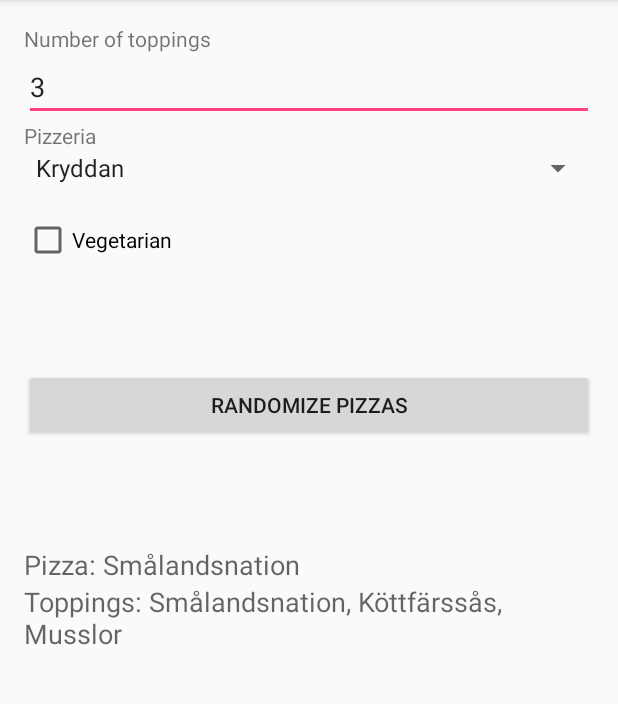
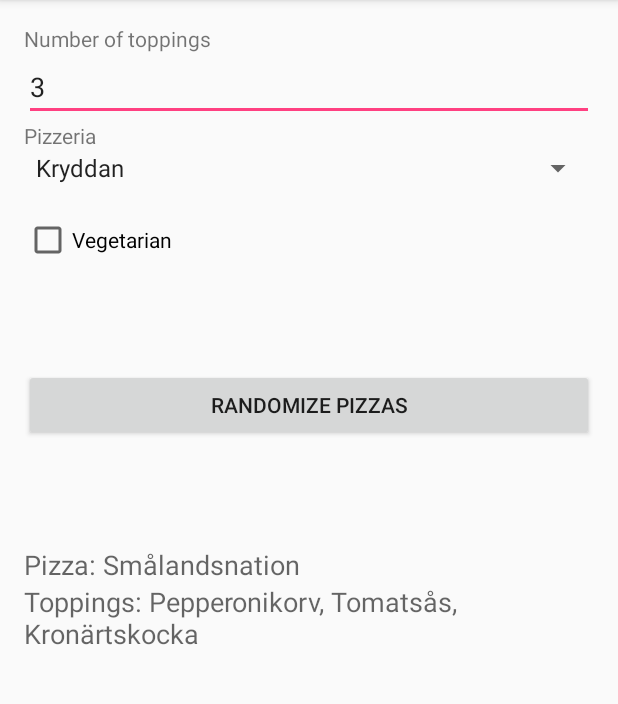
Before and after one commit to fbontin/PizzaRoulette, an Android app: the screen it shows after launch (MainActivity), after a tap on "RANDOMIZE PIZZAS", on a phone screen of 412 x 824 dp, the part 84-788 px from its top. Run offline under Robolectric (Android 15) with nearby library versions, the phone set to English and light mode, and no system bars.

Commit message:
Add restaurant Bellini.

```diff
--- a/app/src/main/java/com/example/filip/pizzaroulette/MainActivity.java
+++ b/app/src/main/java/com/example/filip/pizzaroulette/MainActivity.java
@@ -17,7 +17,7 @@ import java.util.Random;
 
 public class MainActivity extends AppCompatActivity {
 
-    private static final String[] PIZZERIAS = {"Kryddan", "Gunnesbo"};
+    private static final String[] PIZZERIAS = {"Kryddan", "Gunnesbo", "Bellini"};
 
     private static final String[] PIZZAS = {"Vesuvio, Pescatore, Calzone (inbakad), Hawaii, Capricciosa, Tomaso, Bolognese, Marinara, Milano, Pepparoni," +
             " Salami, Mamma mia, Indy, Princess, Barbone, Capris, Reale, Ciao Ciao (familjepizza), Kycklingpizza, Salami special, Calzone special (inbakad), " +
@@ -25,13 +25,21 @@ public class MainActivity extends AppCompatActivity {
             "Kebabpizza special, Husets special, Toronto special, Kryddans special, Favoriten, Onlinepizza special, Lund special",
             "Vesuvio, Pescatore, Calzone (inbakad), Hawaii, Capricciosa, Tomaso, Cacciatore, Bolognese, Afrikano, Bombay, Napoli, Marinara, Rimini, Milano, Azteka, Greta, Gorgonzola," +
                     " Kebab, Kyckling, Kung calzone (inbakad), Spinaci, Bon appétit, Mozart, Salami special, Quattro, Mexikana, Siciliana, Chicago, Kebab special, Gunnesbo special, Gunnesbo special 2, Gyrospizza, " +
-                    "Gyrospizza special, Mamma mia, Kanon, Lunda special, Zlatans special 1, Zlatans special 2"};
+                    "Gyrospizza special, Mamma mia, Kanon, Lunda special, Zlatans special 1, Zlatans special 2",
+            "Vesuvio, Calzone (inbakad), Venezia, Capricciosa, Hawaii, Neptun (halvinbakad), Tomaso, Salami, Bolognese, Italia, Milano, Marinara, Tropicana, Rimini, Toscana, Kung Calzone (inbakad), " +
+                    "Prinsessa, Calzone special (inbakad), Sigges special, Cacciatore, Siciliana, Mama mia, Roma, Bacon, Barbone, Bombay, Ciao ciao (inbakad), Florentina (inbakad), Skåne special, " +
+                    "Mexicana, Salami special, Husets special (inbakad), Lasse special, La maffia, Azteka, Kebabpizza, Indian special (pikant), Quattro, Favoriten, Bellini special, Legend, Gorgonzola, " +
+                    "Deliziosa, Reale, Napoli, Atlantic, Pepperonipizza, Havets special, Dallas, Evin special, Bilal special, Delphi, Lunda special, Kebabpizza special, Olympia, Plankapizza oxfilé, " +
+                    "Plankapizza kyckling, Plankapizza kebab, Super de lux (inbakad), Zlatan special, Lady, Bacon mozzarellapizza, Kärlekshandtag, Miss Italy, Americana (small), Elvis (small), " +
+                    "Twist (small), Dallas 2 (small)"};
 
     private static final String[] VEG_PIZZAS = {"Margherita, Funghi, Africana, Smålandsnation, Fyra ostar, Vegetariana, Grekisk special",
-            "Margherita, Fungi, Vegetale, Frotti, Prinsessan, Viking, Eldorado"};
+            "Margherita, Fungi, Vegetale, Frotti, Prinsessan, Viking, Eldorado",
+            "Margherita, Funghi, Afrikana, Green pizza (pikant), El pesto, Vegetariana, Jonas special, Grek special, "};
 
     private static final String[] TOPPINGS = {"Bacon, Kebabkött (nötkött), Kyckling, Köttfärs, Köttfärssås, Musslor, Oxfilé, Pepperonikorv, Räkor, Salami, Sardeller, Skinka, Tonfisk",
-            "Bacon, Kebabkött (fläskkarré), Kebabkött (nötkött), Kyckling, Köttfärs, Musslor, Nötfärs, Oxfilé, Parmaskinka, Räkor, Salami, Sardeller, Skinka, Skinka (lufttorkad), Tigerräkor, Tonfisk"};
+            "Bacon, Kebabkött (fläskkarré), Kebabkött (nötkött), Kyckling, Köttfärs, Musslor, Nötfärs, Oxfilé, Parmaskinka, Räkor, Salami, Sardeller, Skinka, Skinka (lufttorkad), Tigerräkor, Tonfisk",
+            "Bacon, Crabfish, Fläskfilé, Kebabkött (nötkött), Kyckling, Köttfärs, Musslor, Oxfilé, Pepperonikorv, Räkor, Salami, Sardeller, Skinka, Tonfisk"};
 
     private static final String[] VEG_TOPPINGS = {"Ananas, Banan, Bearnaisesås, Bearnaisesås I burk, Cayennepeppar, Champinjoner (färska), Citron, Curry, Falafel, Feferoni, Fårost, Gorgonzolaost, Goudaost, " +
             "Gurka, Hamburgerdressing, Hamburgerdressing I burk, Isbergssallad, Jalapeños, Jordnötter, Kapris, Kebabsås blandad, Kebabsås blandad I burk, Kebabsås mild, Kebabsås mild I burk, " +
@@ -40,10 +48,13 @@ public class MainActivity extends AppCompatActivity {
             "Ananas, Aubergine, Banan, Bearnaisesås, Bearnaisesås I burk, Champinjoner (färska), Curry, Feferoni  , Fetaost, Gorgonzolaost, Gurka, Hamburgerdressing, Hamburgerdressing I burk, " +
                     "Isbergssallad, Jalapeños, Jordnötter, Kapris, Kebabsås blandad, Kebabsås blandad I burk, Kebabsås mild, Kebabsås mild I burk, Kebabsås stark, Kebabsås stark I burk, Kronärtskocka, " +
                     "Körsbärstomater, Lök, Majs, Mozzarellaost, Nachochips, Oliver, Ost, Paprika, Paprika (färsk), Parmesanost, Pesto, Purjolök, Ruccolasallad, Rödlök, Spenat, Svartpeppar, Tacokryddmix, " +
-                    "Tomater (färska), Tomater (soltorkade), Tomatsås, Vitlök (färsk), Vitlökssås, Vitlökssås I burk, Ägg"};
+                    "Tomater (färska), Tomater (soltorkade), Tomatsås, Vitlök (färsk), Vitlökssås, Vitlökssås I burk, Ägg",
+            "Ananas, Banan, Bearnaisesås, Bearnaisesås I burk, Cayennepeppar, Champinjoner (färska), Curry, Curry (grön), Curry (gul), Feferoni  , Fetaost, Gorgonzolaost, Gorgonzolasås, " +
+                    "Gorgonzolasås I burk, Gurka, Hamburgerdressing, Hamburgerdressing I burk, Isbergssallad, Jalapeños, Jordnötter, Kapris, Kebabsås mild, Kebabsås mild I burk, Kebabsås stark, " +
+                    "Kebabsås stark I burk, Kronärtskocka, Körsbärstomater, Lök, Majs, Massamancurry, Mozzarellaost, Oliver, Ost, Paprika (färsk), Persilja, Persiljesmör, Persiljesmör I burk, " +
+                    "Pesto, Pesto I burk, Pommes frites, Purjolök, Rhode Islandsås, Rhode Islandsås I burk, Ruccolasallad, Rödlök, Sparris, Svartpeppar, Tacokryddmix, Tomater (färska), " +
+                    "Tomater (soltorkade), Tomatsås, Tzatzikisås, Tzatzikisås I burk, Vitlök, Vitlök (färsk), Vitlökssås, Vitlökssås I burk, Ägg"};
 
-
-    private int nbrOfToppings = 3;
 
     @Override
     protected void onCreate(Bundle savedInstanceState) {
@@ -59,8 +70,8 @@ public class MainActivity extends AppCompatActivity {
             Toast.makeText(this, "Please choose the number of toppings you want!", Toast.LENGTH_LONG).show();
             return;
         }
-        nbrOfToppings = Integer.parseInt(nbr);
-        if (nbrOfToppings > 5) {
+        int nbrOfToppings = Integer.parseInt(nbr);
+        if (nbrOfToppings > 10) {
             Toast.makeText(this, "Too much toppings, you will get fat.", Toast.LENGTH_LONG).show();
             return;
         }
@@ -88,7 +99,7 @@ public class MainActivity extends AppCompatActivity {
                     toppings = parseText(VEG_TOPPINGS[i]);
                 } else {
                     pizzas = parseText(PIZZAS[i] + ", " + VEG_PIZZAS[i]);
-                    toppings = parseText(TOPPINGS[i] + ", " + VEG_PIZZAS[i]);
+                    toppings = parseText(TOPPINGS[i] + ", " + VEG_TOPPINGS[i]);
                 }
             }
         }
--- a/app/src/main/res/values/array.xml
+++ b/app/src/main/res/values/array.xml
@@ -4,5 +4,6 @@
     <string-array name="pizzerias">
         <item>Kryddan</item>
         <item>Gunnesbo</item>
+        <item>Bellini</item>
     </string-array>
 </resources>
```
